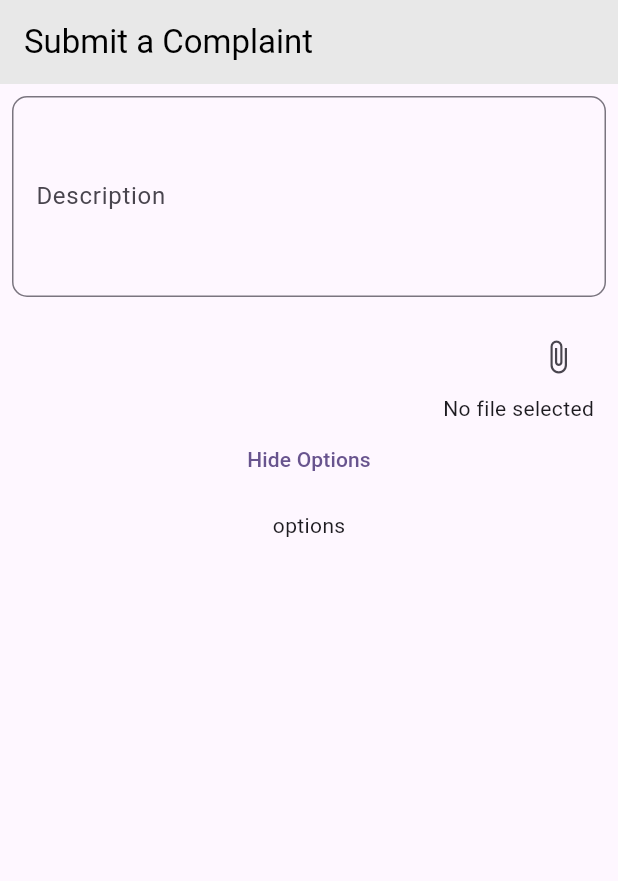
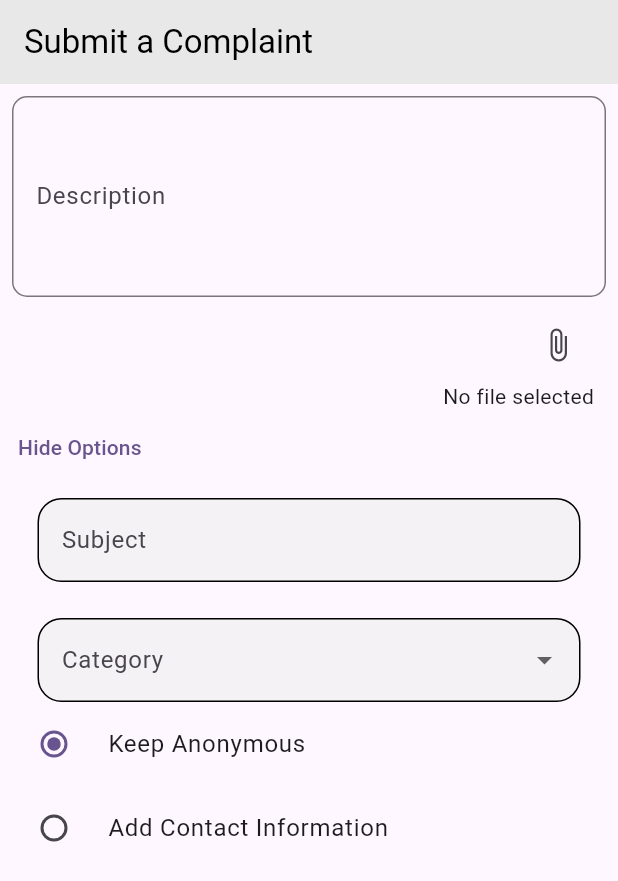
Before and after one commit to Philoodelf/Complaint_task, a Flutter app: the screen it shows after launch, after a tap on "Show Options", on a phone screen of 412 x 824 dp. Shown: the top 881 px of the screen. Run offline on Flutter 3.47's test engine with Material 3 defaults, Android fonts, the phone set to English and light mode, and no system bars; our stand-ins replace file_picker, permission_handler.

Commit message:
text fields added

```diff
--- a/report_task/lib/complaint/screens/description.dart
+++ b/report_task/lib/complaint/screens/description.dart
@@ -1,9 +1,10 @@
 import 'dart:io';
-
+import 'package:flutter/foundation.dart';
 import 'package:flutter/material.dart';
 import 'package:flutter/widgets.dart';
 import 'package:file_picker/file_picker.dart';
 import 'package:permission_handler/permission_handler.dart';
+import 'package:report_task/complaint/wigets/mytextfield.dart';
 
 class Description extends StatefulWidget {
   final String title;
@@ -17,9 +18,17 @@ class Description extends StatefulWidget {
 }
 
 class _DescriptionState extends State<Description> {
+  final nameinputcontroller = TextEditingController();
+  final subjectcontoller = TextEditingController();
+  final emailcontoller = TextEditingController();
+  final numbercontoller = TextEditingController();
+
   FilePickerResult? result;
   bool showOptions = false;
+  bool showContact = false;
   String fileName = "No file selected";
+
+  Radiobuttons? _character = Radiobuttons.keep;
 
   @override
   Widget build(BuildContext context) {
@@ -43,8 +52,8 @@ class _DescriptionState extends State<Description> {
                       borderRadius: BorderRadius.circular(10),
                     ),
                     labelText: 'Description',
-                    contentPadding:
-                        const EdgeInsets.symmetric(vertical: 20, horizontal: 12),
+                    contentPadding: const EdgeInsets.symmetric(
+                        vertical: 20, horizontal: 12),
                   ),
                   // minLines: 1, // Set this
                   maxLines: null, // and this
@@ -54,7 +63,9 @@ class _DescriptionState extends State<Description> {
               ),
             ),
             Padding(
-              padding: const EdgeInsets.only(right: 16, top: 8),
+              padding: const EdgeInsets.only(
+                right: 16,
+              ),
               child: Column(
                 children: [
                   Align(
@@ -76,7 +87,8 @@ class _DescriptionState extends State<Description> {
                       icon: const Icon(Icons.attach_file),
                     ),
                   ),
-                  Align(alignment: Alignment.centerRight, child: Text(fileName)),
+                  Align(
+                      alignment: Alignment.centerRight, child: Text(fileName)),
                 ],
               ),
             ),
@@ -84,7 +96,9 @@ class _DescriptionState extends State<Description> {
             // Align(
             //   alignment: Alignment.centerRight,
             //   child: Text(fileName)),
-            TextButton(
+            Align(
+              alignment: Alignment.centerLeft,
+              child: TextButton(
                 onPressed: () {
                   setState(() {
                     showOptions = !showOptions; // Toggle visibility
@@ -92,14 +106,113 @@ class _DescriptionState extends State<Description> {
                 },
                 child: Text(showOptions ? "Hide Options" : "Show Options"),
               ),
+            ),
             const SizedBox(
               height: 10,
             ),
             Visibility(
               visible: showOptions,
-              child: const Column(
-                children: [Text(' options ')],
+              child: Column(
+                children: [
+                  Mytextfield(
+                    variable: 'Subject',
+                    controller: subjectcontoller,
                   ),
+                  const SizedBox(
+                    height: 24,
+                  ),
+                  Padding(
+                    padding: const EdgeInsets.symmetric(horizontal: 25),
+                    child: DropdownButtonFormField<String>(
+                      decoration: InputDecoration(
+                        labelText: 'Category',
+                        enabledBorder: OutlineInputBorder(
+                          borderRadius: BorderRadius.circular(16),
+                          borderSide: const BorderSide(color: Colors.black),
+                        ),
+                        focusedBorder: OutlineInputBorder(
+                          borderRadius: BorderRadius.circular(16),
+                          borderSide: const BorderSide(color: Colors.black),
+                        ),
+                        fillColor: const Color.fromARGB(150, 238, 238, 238),
+                        filled: true,
+                      ),
+                      items: <String>['A', 'B', 'C', 'D'].map((String value) {
+                        return DropdownMenuItem<String>(
+                          value: value,
+                          child: Text(value),
+                        );
+                      }).toList(),
+                      onChanged: (_) {},
+                    ),
+                  ),
+                  Column(
+                    children: [
+                      RadioListTile<Radiobuttons>(
+                        title: const Text('Keep Anonymous'),
+                        value: Radiobuttons.keep,
+                        groupValue: _character,
+                        onChanged: (Radiobuttons? value) {
+                          setState(() {
+                            _character = value;
+                            showContact = false;
+                          });
+                        },
+                      ),
+                      RadioListTile<Radiobuttons>(
+                        title: const Text('Add Contact Information'),
+                        value: Radiobuttons.add,
+                        groupValue: _character,
+                        onChanged: (Radiobuttons? value) {
+                          setState(() {
+                            _character = value;
+                            showContact = !showContact;
+                          });
+                        },
+                      ),
+                    ],
+                  ),
+                ],
+              ),
+            ),
+
+            //new visibility
+            Column(
+              children: [
+                Visibility(
+                  visible: showContact,
+                  child: Column(
+                    children: [
+                      //name
+                      Mytextfield(
+                        variable: 'Name',
+                        controller: nameinputcontroller,
+                        keyboardType: TextInputType.name,
+                      ),
+                      const SizedBox(height: 24),
+
+                      //email
+                      Mytextfield(
+                        variable: 'Email',
+                        controller: emailcontoller,
+                        keyboardType: TextInputType.emailAddress,
+                      ),
+                      const SizedBox(
+                        height: 24,
+                      ),
+                      //mobile number
+                      Mytextfield(
+                        variable: 'Mobile Number',
+                        controller: numbercontoller,
+                        keyboardType: TextInputType.phone,
+                      ),
+                      const SizedBox(
+                        height: 24,
+                      ),
+                    ],
+                  ),
+                ),
+              ],
             ),
           ],
         ),
@@ -107,3 +220,5 @@ class _DescriptionState extends State<Description> {
     );
   }
 }
+
+enum Radiobuttons { keep, add }
--- /dev/null
+++ b/report_task/lib/complaint/wigets/mytextfield.dart
@@ -0,0 +1,38 @@
+import 'package:flutter/material.dart';
+
+class Mytextfield extends StatelessWidget {
+  final controller;
+  final String variable;
+  final TextInputType keyboardType;
+
+  const Mytextfield({
+    super.key,
+    this.controller,
+    required this.variable,
+    this.keyboardType = TextInputType.text,
+  });
+
+  @override
+  Widget build(BuildContext context) {
+    return Padding(
+      padding: const EdgeInsets.symmetric(horizontal: 25),
+      child: TextField(
+        keyboardType: keyboardType,
+        controller: controller,
+        decoration: InputDecoration(
+          labelText: variable,
+          enabledBorder: OutlineInputBorder(
+            borderRadius: BorderRadius.circular(16),
+            borderSide: const BorderSide(color: Colors.black),
+          ),
+          focusedBorder: OutlineInputBorder(
+            borderRadius: BorderRadius.circular(16),
+            borderSide: const BorderSide(color: Colors.black),
+          ),
+          fillColor: const Color.fromARGB(150, 238, 238, 238),
+          filled: true,
+        ),
+      ),
+    );
+  }
+}
```
Also changed, not shown: report_task/lib/main.dart (+7 -6 lines). Lines whose indentation alone changed are shown as unchanged.
